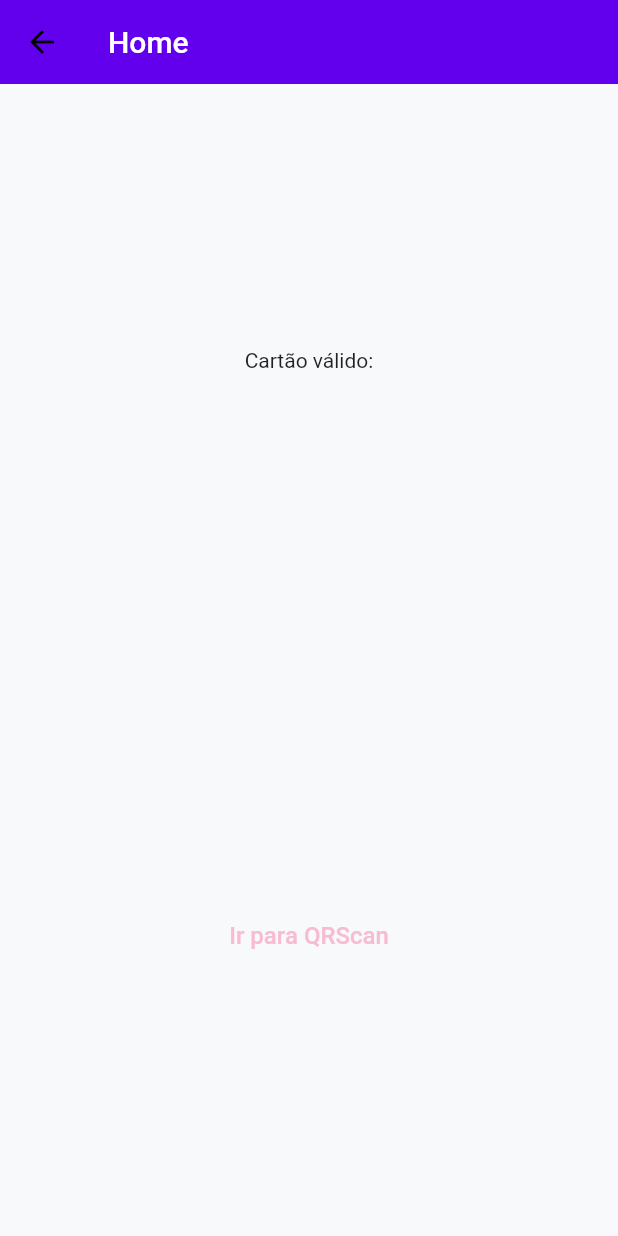
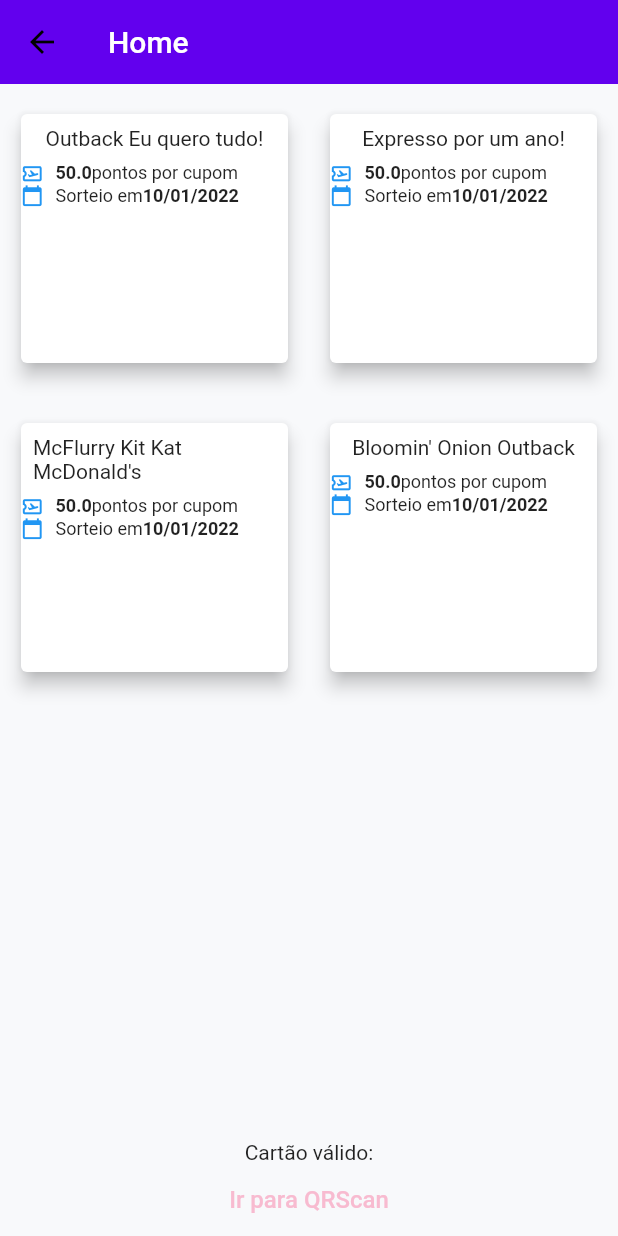
Before and after one commit to PauloMNogueira/example_parking, a Flutter app: the HomePage screen opened by its route, on a phone screen of 412 x 824 dp. Run offline on Flutter 3.47's test engine with Material 2 defaults, Android fonts, the phone set to English and light mode, and no system bars; our stand-ins replace get; Roboto replaces fonts that are missing (Rubik).

Commit message:
Add Events

```diff
--- /dev/null
+++ b/lib/app/bindings/event_binding.dart
@@ -0,0 +1,9 @@
+import 'package:get/get.dart';
+import 'package:login_test/app/ui/pages/events/events_controller.dart';
+
+class EventBinding implements Bindings {
+  @override
+  void dependencies() {
+    Get.lazyPut(() => EventsController(Get.find()));
+  }
+}
--- a/lib/app/bindings/home_binding.dart
+++ b/lib/app/bindings/home_binding.dart
@@ -1,4 +1,5 @@
 import 'package:get/get.dart';
+import 'package:login_test/app/ui/pages/events/events_controller.dart';
 import 'package:login_test/app/ui/pages/home/home_controller.dart';
 import 'package:login_test/app/ui/pages/setup/setup_controller.dart';
 
@@ -7,5 +8,6 @@ class HomeBinding implements Bindings {
   void dependencies() {
     Get.lazyPut(() => HomeController(Get.find()));
     Get.lazyPut(() => SetupController(Get.find()));
+    Get.lazyPut(() => EventsController(Get.find()));
   }
 }
--- /dev/null
+++ b/lib/app/data/model/event.dart
@@ -0,0 +1,25 @@
+import 'package:json_annotation/json_annotation.dart';
+part 'event.g.dart';
+
+@JsonSerializable()
+class EventResponse {
+  final String id;
+  final String name;
+  final String imageUrl;
+  final bool isFav;
+  final double points;
+  final DateTime date;
+
+  EventResponse(
+      {required this.id,
+      required this.name,
+      required this.imageUrl,
+      required this.isFav,
+      required this.points,
+      required this.date});
+
+  factory EventResponse.fromJson(Map<String, dynamic> data) =>
+      _$EventResponseFromJson(data);
+
+  Map<String, dynamic> toJson() => _$EventResponseToJson(this);
+}
--- /dev/null
+++ b/lib/app/ui/pages/events/event_card_widget.dart
@@ -0,0 +1,91 @@
+import 'package:flutter/material.dart';
+import 'package:intl/intl.dart';
+
+class EventCardWidget extends StatelessWidget {
+  final String title;
+  final String imageUrl;
+  final double points;
+  final DateTime date;
+  final bool isFav;
+
+  const EventCardWidget(
+      {Key? key,
+      required this.title,
+      required this.imageUrl,
+      required this.points,
+      required this.date,
+      required this.isFav})
+      : super(key: key);
+
+  @override
+  Widget build(BuildContext context) {
+    return Card(
+      margin: const EdgeInsets.only(left: 14, bottom: 20, top: 20, right: 14),
+      elevation: 5,
+      child: Column(
+        children: [
+          Padding(
+            padding: const EdgeInsets.all(8.0),
+            child: Text(title),
+          ),
+          EventRow(
+            date: date,
+            points: points,
+          )
+        ],
+      ),
+    );
+  }
+}
+
+class EventRow extends StatelessWidget {
+  final double points;
+  final DateTime date;
+
+  const EventRow({Key? key, required this.points, required this.date})
+      : super(key: key);
+  @override
+  Widget build(BuildContext context) {
+    return Column(
+      children: [
+        Row(
+          children: [
+            const Padding(
+              padding: EdgeInsets.only(right: 8, left: 0),
+              child: Icon(
+                Icons.airplane_ticket_outlined,
+                color: Colors.blue,
+                size: 15,
+              ),
+            ),
+            Text(
+              points.toString(),
+              style: const TextStyle(fontWeight: FontWeight.bold, fontSize: 12),
+            ),
+            const Text(
+              "pontos por cupom",
+              style: TextStyle(fontSize: 12),
+            )
+          ],
+        ),
+        Row(
+          children: [
+            const Padding(
+              padding: EdgeInsets.only(right: 8),
+              child: Icon(
+                Icons.calendar_today,
+                color: Colors.blue,
+                size: 15,
+              ),
+            ),
+            const Text("Sorteio em", style: TextStyle(fontSize: 12)),
+            Text(
+              DateFormat("dd/MM/yyyy").format(date),
+              style: const TextStyle(fontWeight: FontWeight.bold, fontSize: 12),
+            )
+          ],
+        ),
+      ],
+    );
+  }
+}
--- /dev/null
+++ b/lib/app/ui/pages/events/events_controller.dart
@@ -0,0 +1,47 @@
+import 'package:get/get.dart';
+import 'package:login_test/app/data/model/event.dart';
+import 'package:login_test/app/route/app_pages.dart';
+import 'package:login_test/app/route/navigator.dart';
+
+class EventsController extends GetxController {
+  EventsController(this._nav);
+  final AppNavigator _nav;
+  final List<EventResponse> events = [
+    EventResponse.fromJson({
+      "id": "1",
+      "name": "Outback Eu quero tudo!",
+      "imageUrl": "",
+      "isFav": false,
+      "points": 50.0,
+      "date": "2022-01-10"
+    }),
+    EventResponse.fromJson({
+      "id": "2",
+      "name": "Expresso por um ano!",
+      "imageUrl": "",
+      "isFav": false,
+      "points": 50.0,
+      "date": "2022-01-10"
+    }),
+    EventResponse.fromJson({
+      "id": "2",
+      "name": "McFlurry Kit Kat McDonald's",
+      "imageUrl": "",
+      "isFav": false,
+      "points": 50.0,
+      "date": "2022-01-10"
+    }),
+    EventResponse.fromJson({
+      "id": "2",
+      "name": "Bloomin' Onion Outback",
+      "imageUrl": "",
+      "isFav": false,
+      "points": 50.0,
+      "date": "2022-01-10"
+    })
+  ];
+
+  void goToQRScanner() {
+    _nav.to(AppPages.qrScan);
+  }
+}
--- /dev/null
+++ b/lib/app/ui/pages/events/list_events.widget.dart
@@ -0,0 +1,24 @@
+import 'package:flutter/material.dart';
+import 'package:get/get.dart';
+import 'package:login_test/app/ui/pages/events/event_card_widget.dart';
+import 'package:login_test/app/ui/pages/events/events_controller.dart';
+
+class ListEventsWidget extends GetView<EventsController> {
+  ListEventsWidget({Key? key}) : super(key: key);
+  @override
+  Widget build(BuildContext context) {
+    return Center(
+        child: GridView.count(
+      crossAxisCount: 2,
+      children: List.generate(
+          controller.events.length,
+          (index) => SizedBox(
+              child: EventCardWidget(
+                  title: controller.events[index].name,
+                  imageUrl: controller.events[index].imageUrl,
+                  points: controller.events[index].points,
+                  date: controller.events[index].date,
+                  isFav: controller.events[index].isFav))),
+    ));
+  }
+}
--- a/lib/app/ui/pages/home/home_page.dart
+++ b/lib/app/ui/pages/home/home_page.dart
@@ -3,6 +3,7 @@ import 'package:get/instance_manager.dart';
 import 'package:login_test/app/bindings/home_binding.dart';
 import 'package:login_test/app/route/app_pages.dart';
 import 'package:login_test/app/route/page_builder.dart';
+import 'package:login_test/app/ui/pages/events/list_events.widget.dart';
 import 'package:login_test/app/ui/pages/home/home_controller.dart';
 import 'package:login_test/app/ui/pages/home/ticket_widget.dart';
 
@@ -23,17 +24,19 @@ class HomePage extends AppBasePage<HomeController> {
         title: const Text("Home"),
         backgroundColor: const ColorScheme.light().primary,
       ),
-      body: Center(
-          child: Column(
-        mainAxisAlignment: MainAxisAlignment.spaceAround,
-        crossAxisAlignment: CrossAxisAlignment.center,
+      body: Column(
         children: [
+          Expanded(
+            child: Center(
+              child: ListEventsWidget(),
+            ),
+          ),
           const ShowTicketWidget(),
           TextButton(
               onPressed: controller.goToQRScanner,
               child: const Text("Ir para QRScan"))
         ],
-      )),
+      ),
     );
   }
 }
```
Also changed, not shown: lib/app/data/model/event.g.dart (added).
